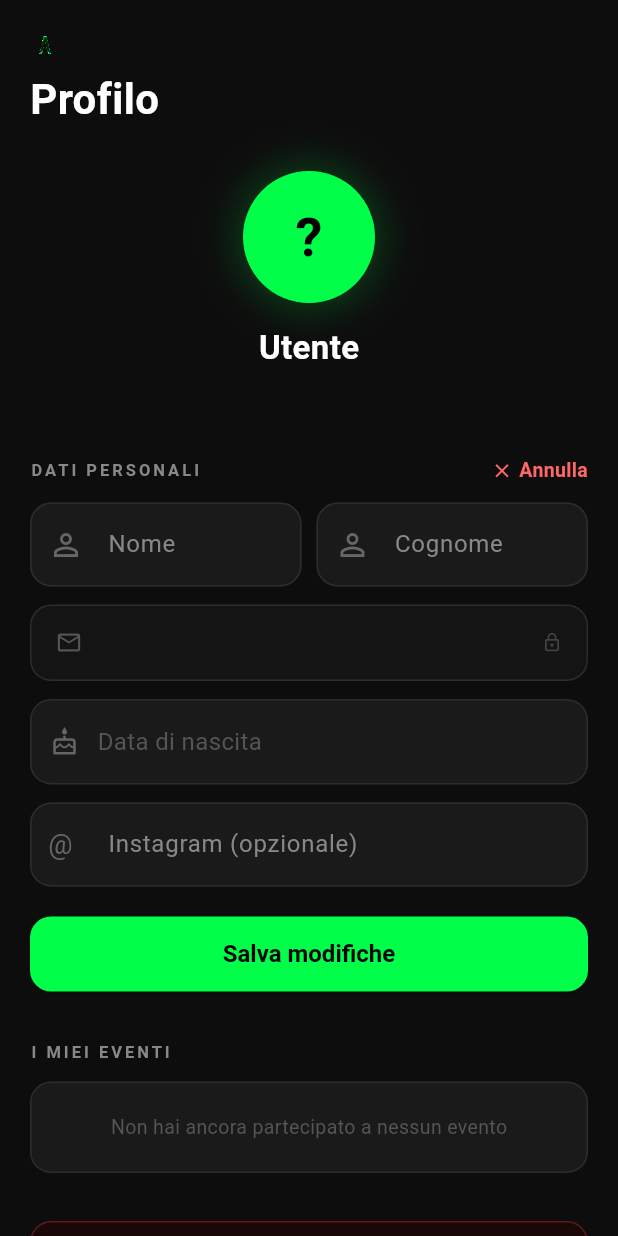
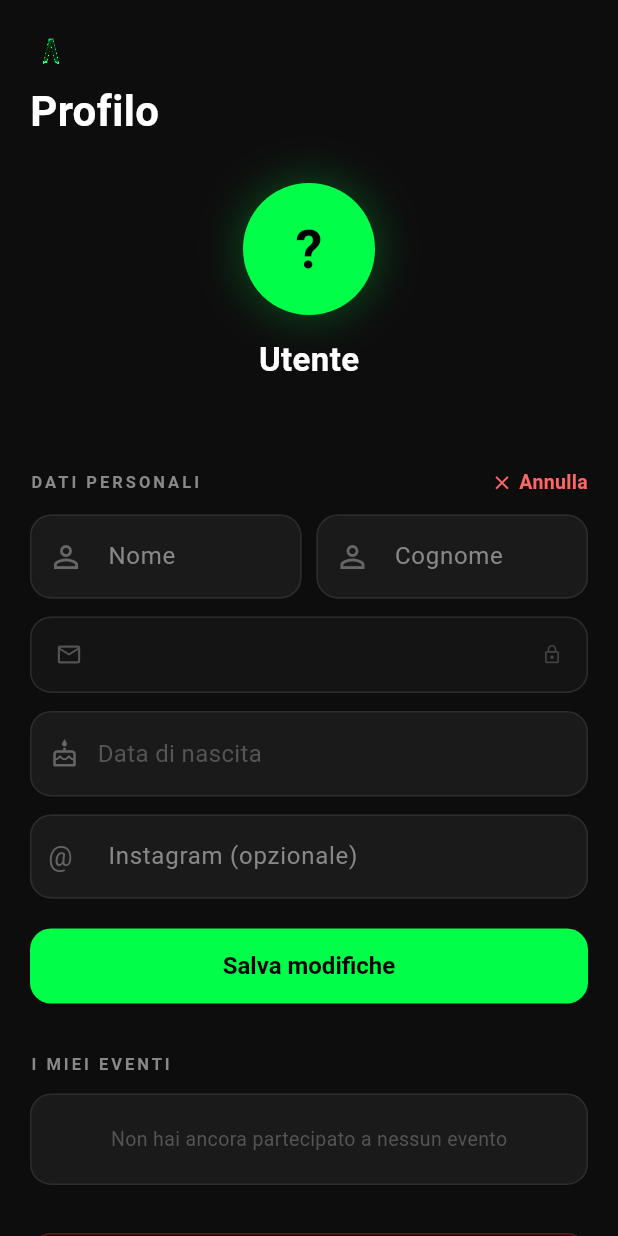
Before and after one commit to LorenzoSiani/Cvlture-User, a Flutter app: the ProfilePage screen opened directly, after a tap on "Modifica", on a phone screen of 412 x 824 dp. Run offline on Flutter 3.47's test engine with Material 3 defaults, Android fonts, the phone set to English and light mode, and no system bars; our stand-ins replace flutter_secure_storage, qr_flutter; missing offline and left inert: mobile_scanner; accounts and stored records are empty; network calls fail.

Commit message:
feat: logo più grande (28px), endpoint /user/participated-events per storico eventi, fix email mittente CVLTURE

```diff
--- a/lib/screens/events_page.dart
+++ b/lib/screens/events_page.dart
@@ -69,7 +69,7 @@ class _EventsPageState extends State<EventsPage> {
               child: Column(
                 crossAxisAlignment: CrossAxisAlignment.start,
                 children: [
-                  const CvltureLogo(height: 20),
+                  const CvltureLogo(height: 28),
                   const SizedBox(height: 6),
                   const Text(
                     "Eventi in corso",
--- a/lib/screens/login_page.dart
+++ b/lib/screens/login_page.dart
@@ -97,7 +97,7 @@ class _LoginPageState extends State<LoginPage> {
 
               /* ---- LOGO ---- */
               const SizedBox(height: 60),
-              const CvltureLogo(height: 52),
+              const CvltureLogo(height: 64),
               const SizedBox(height: 10),
               const Text(
                 "Accedi al tuo account",
--- a/lib/screens/my_tickets_page.dart
+++ b/lib/screens/my_tickets_page.dart
@@ -47,7 +47,7 @@ class _MyTicketsPageState extends State<MyTicketsPage> {
               child: Column(
                 crossAxisAlignment: CrossAxisAlignment.start,
                 children: [
-                  CvltureLogo(height: 20),
+                  CvltureLogo(height: 28),
                   SizedBox(height: 6),
                   Text(
                     "I miei biglietti",
--- a/lib/screens/profile_page.dart
+++ b/lib/screens/profile_page.dart
@@ -61,10 +61,11 @@ class _ProfilePageState extends State<ProfilePage> {
 
   Future<void> loadMyEvents() async {
     try {
-      final data = await EventsService.getMyRegistrations();
+      // Usa endpoint dedicato che filtra server-side (convalidato=1)
+      // così recupera anche eventi storici associati alla stessa email
+      final data = await EventsService.getParticipatedEvents();
       if (!mounted) return;
-      final checked = data.where((e) => e["checked_in"] == true).toList();
-      setState(() { myEvents = checked; loadingEvents = false; });
+      setState(() { myEvents = data; loadingEvents = false; });
     } catch (e) {
       if (!mounted) return;
       setState(() => loadingEvents = false);
@@ -246,7 +247,7 @@ class _ProfilePageState extends State<ProfilePage> {
                     children: [
 
                       /* ---- HEADER ---- */
-                      const CvltureLogo(height: 20),
+                      const CvltureLogo(height: 28),
                       const SizedBox(height: 6),
                       const Text(
                         "Profilo",
--- a/lib/screens/register_page.dart
+++ b/lib/screens/register_page.dart
@@ -156,7 +156,7 @@ class _RegisterPageState extends State<RegisterPage> {
                   const Column(
                     crossAxisAlignment: CrossAxisAlignment.start,
                     children: [
-                      CvltureLogo(height: 20),
+                      CvltureLogo(height: 28),
                       SizedBox(height: 3),
                       Text(
                         "Crea il tuo account",
--- a/lib/screens/staff/staff_dashboard_page.dart
+++ b/lib/screens/staff/staff_dashboard_page.dart
@@ -59,7 +59,7 @@ class _StaffDashboardPageState extends State<StaffDashboardPage> {
           child: ListView(
             padding: const EdgeInsets.fromLTRB(20, 24, 20, 24),
             children: [
-              const CvltureLogo(height: 20),
+              const CvltureLogo(height: 28),
               const SizedBox(height: 6),
               const Text(
                 "Dashboard Staff",
--- a/lib/screens/staff/staff_events_page.dart
+++ b/lib/screens/staff/staff_events_page.dart
@@ -94,7 +94,7 @@ class _StaffEventsPageState extends State<StaffEventsPage> {
               child: Column(
                 crossAxisAlignment: CrossAxisAlignment.start,
                 children: [
-                  CvltureLogo(height: 20),
+                  CvltureLogo(height: 28),
                   SizedBox(height: 6),
                   Text(
                     "Eventi",
--- a/lib/services/events_service.dart
+++ b/lib/services/events_service.dart
@@ -97,4 +97,15 @@ class EventsService {
       "ig_name":      igName,
     });
   }
+  /* ==========================================
+     EVENTI A CUI L'UTENTE HA PARTECIPATO
+     GET /cvlture/v1/user/participated-events
+     Solo quelli con check-in confermato (convalidato=1 nel DB).
+     Query server-side: più affidabile del filtro client-side.
+  ========================================== */
+
+  static Future<List<dynamic>> getParticipatedEvents() async {
+    final response = await ApiClient.get("/user/participated-events");
+    return response["data"] ?? [];
+  }
 }
```
